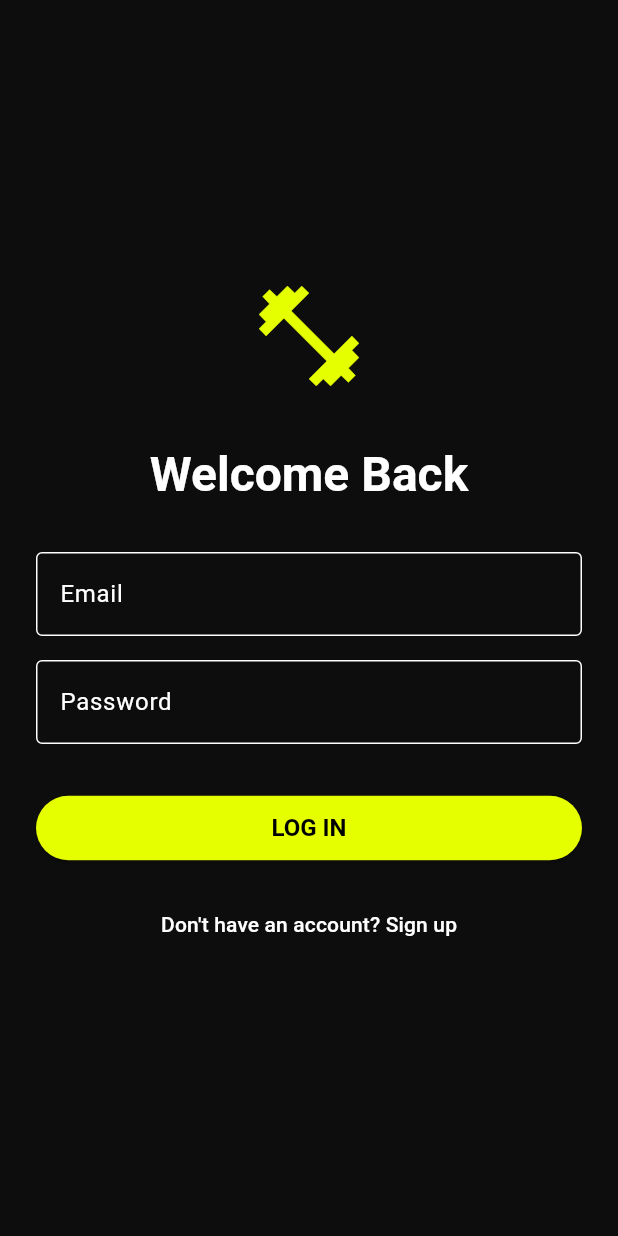
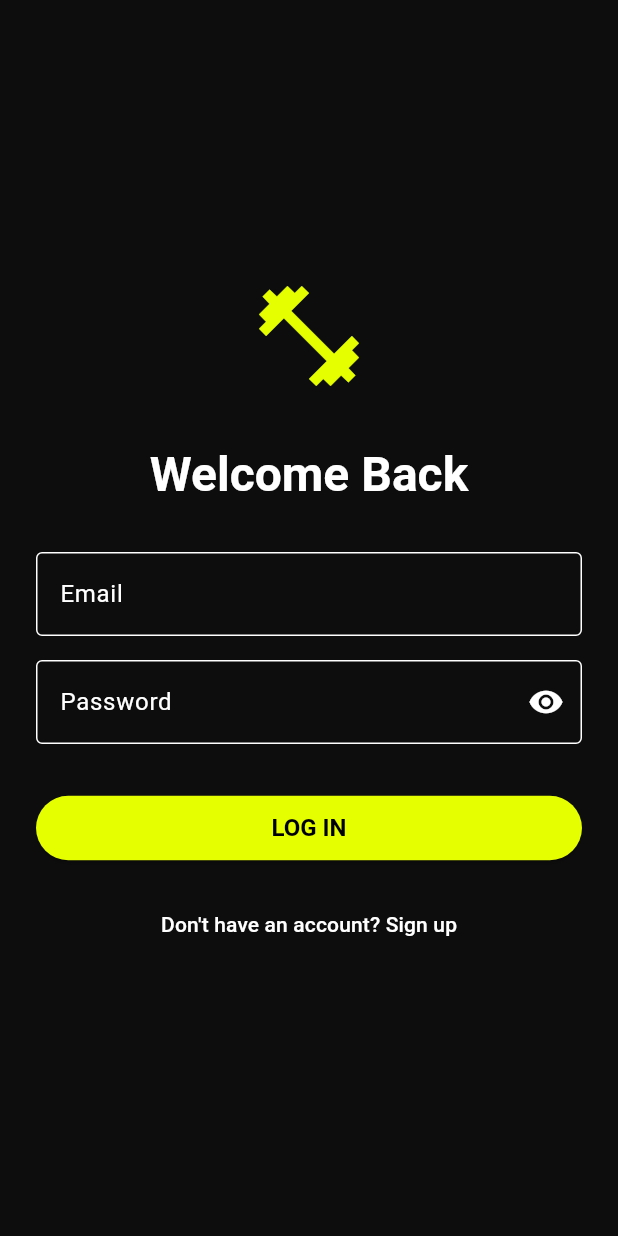
Before and after one commit to sridatta666/mwp2, a Flutter app: the AuthScreen screen opened directly, on a phone screen of 412 x 824 dp. Run offline on Flutter 3.47's test engine with Material 3 defaults, Android fonts, the phone set to English and light mode, and no system bars; our stand-ins replace fl_chart, flutter_dotenv, flutter_riverpod, image_picker, shared_preferences, supabase_flutter and 1 more; accounts and stored records are empty.

Commit message:
password view/hide feature.

```diff
--- a/lib/ui/screens/auth_screen.dart
+++ b/lib/ui/screens/auth_screen.dart
@@ -15,6 +15,7 @@ class _AuthScreenState extends ConsumerState<AuthScreen> {
 
   bool _isLogin = true;
   bool _isLoading = false;
+  bool _obscurePassword = true;
 
   @override
   void dispose() {
@@ -90,11 +91,21 @@ class _AuthScreenState extends ConsumerState<AuthScreen> {
                 const SizedBox(height: 16),
                 TextField(
                   controller: _passwordController,
-                  decoration: const InputDecoration(
+                  decoration: InputDecoration(
                     labelText: 'Password',
-                    border: OutlineInputBorder(),
+                    border: const OutlineInputBorder(),
+                    suffixIcon: IconButton(
+                      icon: Icon(
+                        _obscurePassword ? Icons.visibility : Icons.visibility_off,
+                      ),
+                      onPressed: () {
+                        setState(() {
+                          _obscurePassword = !_obscurePassword;
+                        });
+                      },
+                    ),
                   ),
-                  obscureText: true,
+                  obscureText: _obscurePassword,
                 ),
                 const SizedBox(height: 32),
                 if (_isLoading)
```
Also changed, not shown: 1 other file.
